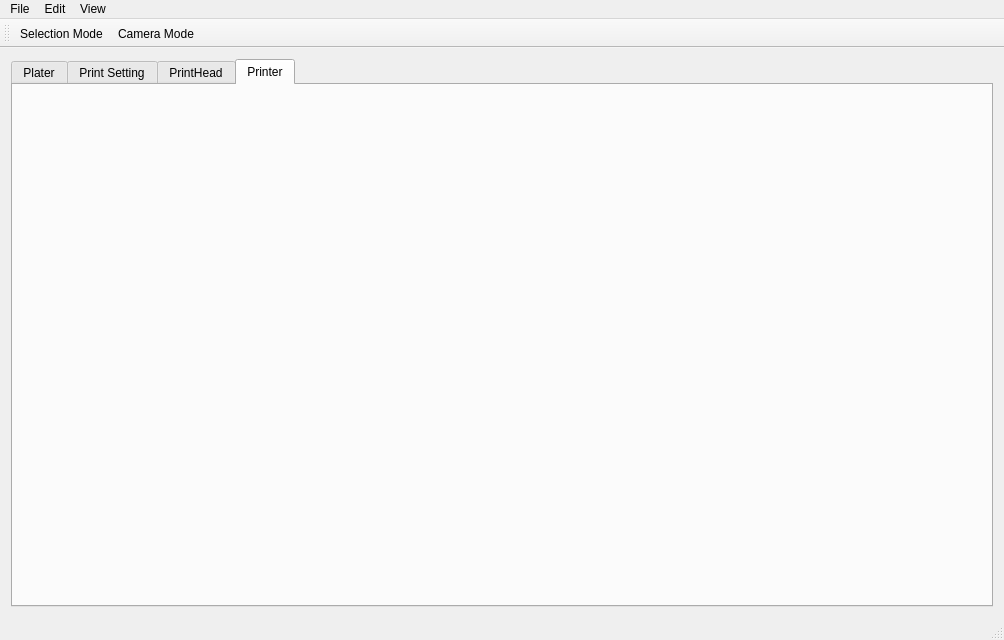
Old version of the form src/GUI/Versa3dMainWindow.ui in the repository Multi-Scale-Additive-Manufacturing-Lab/Versa3dPython.
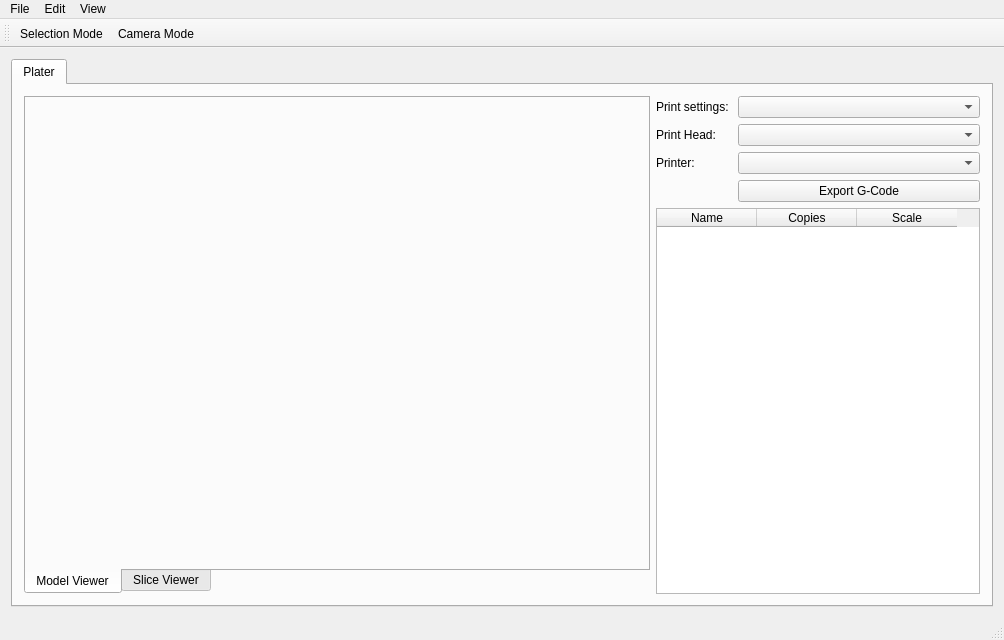
New version of the form. Custom widgets are drawn as their Qt base class.

Commit message: added tab generator

Diff of the .ui file:
```diff
--- a/src/GUI/Versa3dMainWindow.ui
+++ b/src/GUI/Versa3dMainWindow.ui
@@ -30,7 +30,7 @@
     <item>
      <widget class="QTabWidget" name="tabWidget">
       <property name="currentIndex">
-       <number>3</number>
+       <number>0</number>
       </property>
       <widget class="QWidget" name="Plater">
        <attribute name="title">
@@ -210,24 +210,6 @@
         </item>
        </layout>
       </widget>
-      <widget class="QWidget" name="PrintSettingTab">
-       <attribute name="title">
-        <string>Print Setting</string>
-       </attribute>
-       <layout class="QGridLayout" name="gridLayout"/>
-      </widget>
-      <widget class="QWidget" name="PrintHeadTab">
-       <attribute name="title">
-        <string>PrintHead</string>
-       </attribute>
-       <layout class="QGridLayout" name="gridLayout_3"/>
-      </widget>
-      <widget class="QWidget" name="Printer">
-       <attribute name="title">
-        <string>Printer</string>
-       </attribute>
-       <layout class="QGridLayout" name="gridLayout_2"/>
-      </widget>
      </widget>
     </item>
    </layout>
```
Left out of the diff: 2 changed lines with no effect on the pictures. The commit also changes 2 other files.
